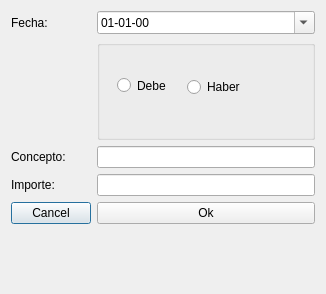
Above: movimiento.ui from waltermas-gitter/infomesas-gui before the change. Below: the same form after it.
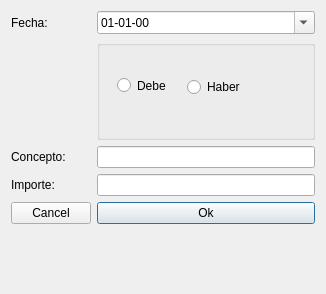
That is the form after the change.

```diff
--- a/movimiento.ui
+++ b/movimiento.ui
@@ -110,6 +110,9 @@
      <property name="text">
       <string>Ok</string>
      </property>
+     <property name="default">
+      <bool>true</bool>
+     </property>
     </widget>
    </item>
   </layout>
```
